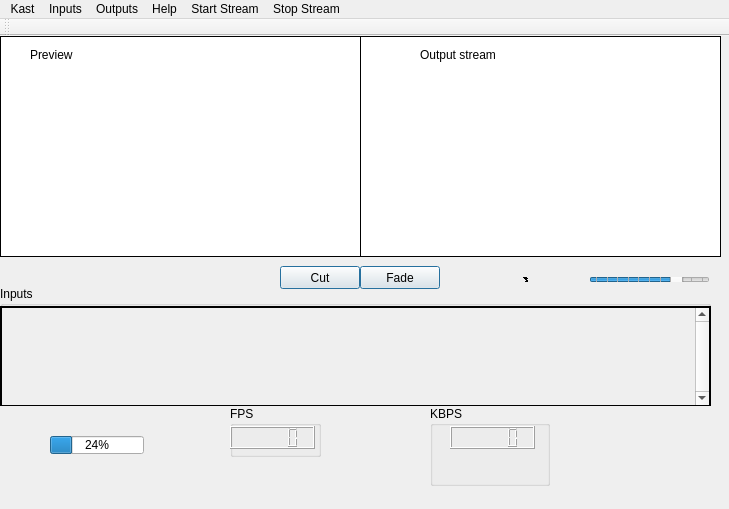
The window that mainwindow.ui (cpyarger/kast) describes before a commit, drawn with Qt 5.
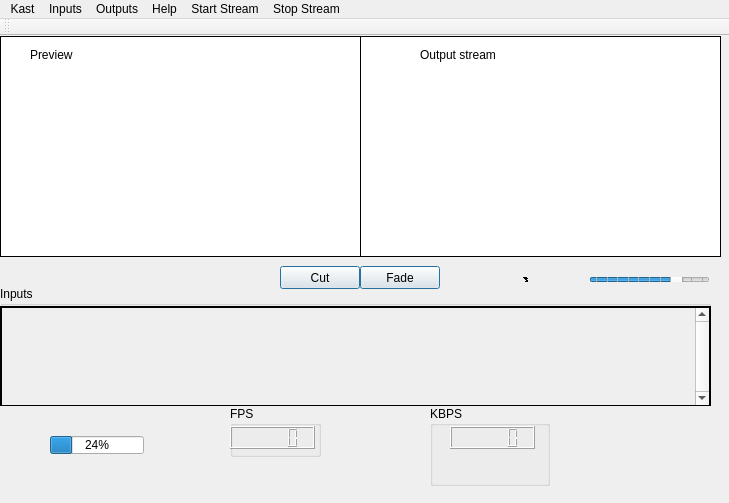
The same window after the commit.

What changed in the file:
```diff
--- a/mainwindow.ui
+++ b/mainwindow.ui
@@ -7,7 +7,7 @@
     <x>0</x>
     <y>0</y>
     <width>729</width>
-    <height>509</height>
+    <height>503</height>
    </rect>
   </property>
   <property name="windowTitle">
```
Left out of the diff: 24 changed lines with no effect on the pictures.
